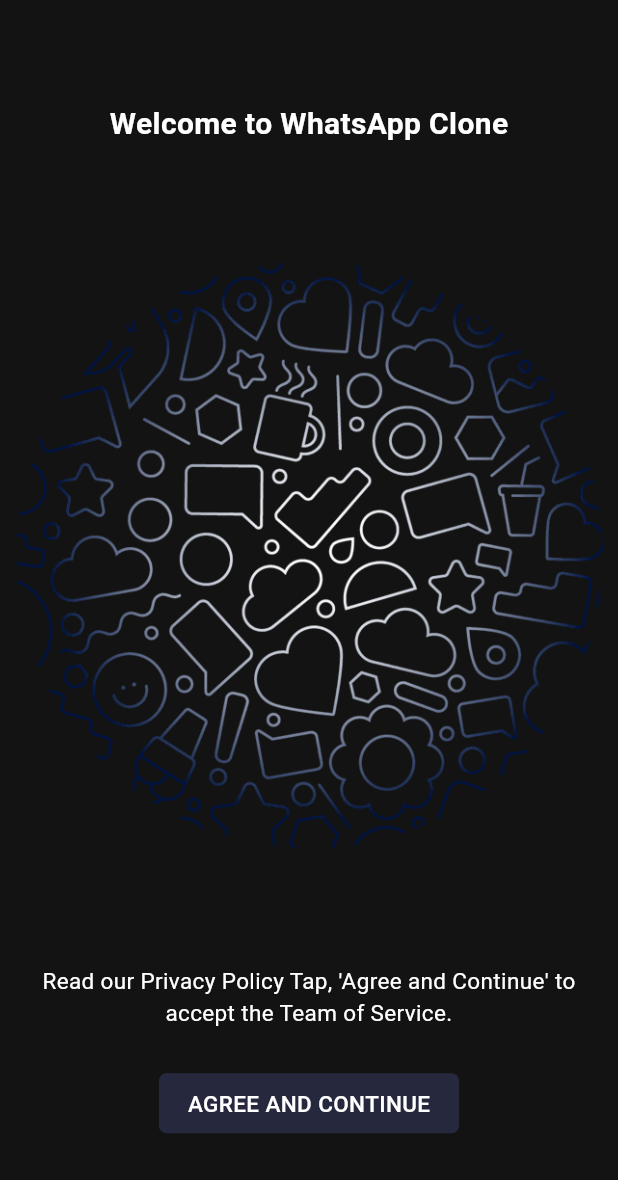
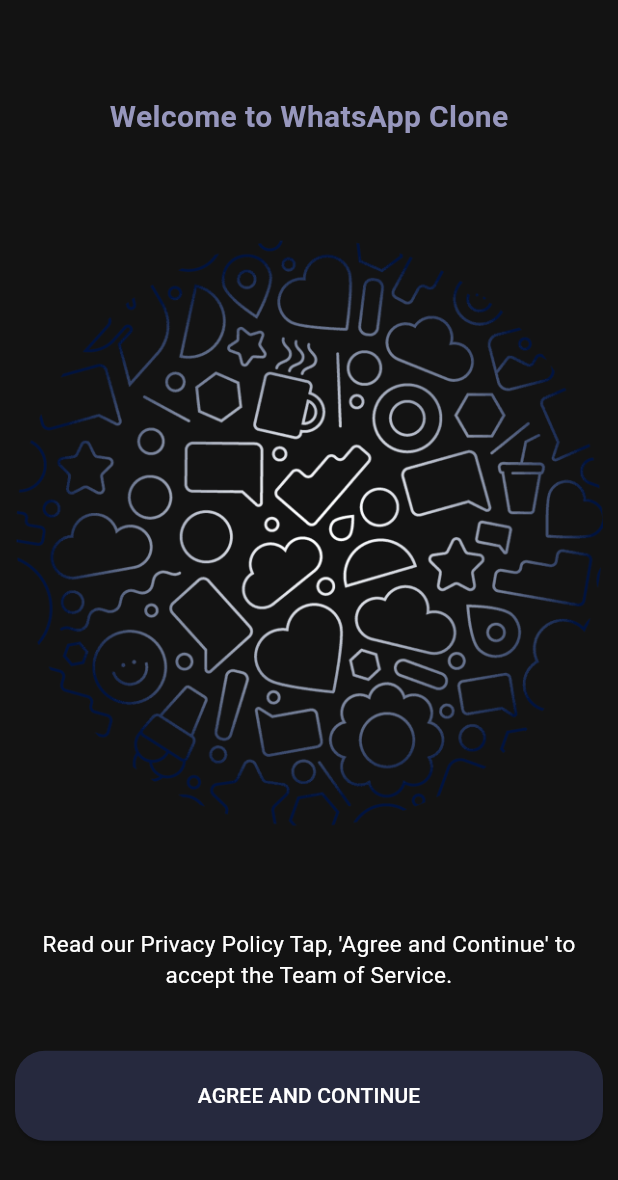
Before and after one commit to rim4j/whats_app_clone, a Flutter app: the screen it shows after launch, on a phone screen of 412 x 824 dp. Shown: the top 1180 px of the screen. Run offline on Flutter 3.47's test engine with Material 3 defaults, Android fonts, the phone set to English and light mode, and no system bars; our stand-ins replace flutter_bloc, flutter_spinkit, font_awesome_flutter, google_fonts, lottie, toastification; missing offline and left inert: country_pickers, scale_button.

```diff
--- /dev/null
+++ b/lib/common/widgets/custom_button.dart
@@ -0,0 +1,48 @@
+import 'package:flutter/material.dart';
+import 'package:flutter_spinkit/flutter_spinkit.dart';
+import 'package:whats_app_clone/config/theme/app_styles.dart';
+
+class CustomButton extends StatelessWidget {
+  final String title;
+  final VoidCallback onTap;
+  final bool? loading;
+
+  const CustomButton({
+    Key? key,
+    required this.title,
+    required this.onTap,
+    this.loading,
+  }) : super(key: key);
+
+  @override
+  Widget build(BuildContext context) {
+    ColorScheme colorScheme = Theme.of(context).colorScheme;
+
+    return ElevatedButton(
+      onPressed: loading == true ? () {} : onTap,
+      style: ElevatedButton.styleFrom(
+        foregroundColor: Colors.grey,
+        backgroundColor: colorScheme.primary,
+        minimumSize: const Size(double.infinity, 60),
+        shape: RoundedRectangleBorder(
+          borderRadius: BorderRadius.circular(20),
+        ),
+      ),
+      child: loading == true
+          ? const SizedBox(
+              height: 50,
+              child: SpinKitRipple(
+                color: Colors.white,
+                size: 100,
+              ),
+            )
+          : Text(
+              title,
+              style: robotoMedium.copyWith(
+                color: Colors.white,
+                // fontSize: appFontSize.mediumFontSize,
+              ),
+            ),
+    );
+  }
+}
--- a/lib/config/routes/on_generate_route.dart
+++ b/lib/config/routes/on_generate_route.dart
@@ -3,6 +3,7 @@ import 'package:whats_app_clone/config/routes/route_names.dart';
 import 'package:whats_app_clone/config/theme/app_styles.dart';
 import 'package:whats_app_clone/features/chats/presentation/pages/single_chat_page.dart';
 import 'package:whats_app_clone/features/intro/presentation/pages/welcome_page.dart';
+import 'package:whats_app_clone/features/user/presentation/pages/login_page.dart';
 
 class OnGenerateRoute {
   OnGenerateRoute._();
@@ -16,6 +17,9 @@ class OnGenerateRoute {
 
       case RouteNames.welcomePage:
         return routeBuilder(const WelcomePage());
+
+      case RouteNames.loginPage:
+        return routeBuilder(const LoginPage());
       default:
         return routeBuilder(const NoPageFound());
     }
--- a/lib/config/routes/route_names.dart
+++ b/lib/config/routes/route_names.dart
@@ -2,4 +2,5 @@ class RouteNames {
   RouteNames._();
   static const singleChatPage = "singleChatPage";
   static const welcomePage = "welcomePage";
+  static const loginPage = "loginPage";
 }
--- a/lib/config/theme/theme.dart
+++ b/lib/config/theme/theme.dart
@@ -3,6 +3,9 @@ import 'package:whats_app_clone/config/theme/app_colors.dart';
 
 ThemeData lightTheme = ThemeData(
   brightness: Brightness.light,
+  dialogTheme: const DialogTheme(
+    backgroundColor: AppColorsLight.backGround,
+  ),
   colorScheme: const ColorScheme.light(
     background: AppColorsLight.backGround,
     primary: AppColorsLight.primary,
@@ -15,6 +18,7 @@ ThemeData lightTheme = ThemeData(
 
 ThemeData darkTheme = ThemeData(
   brightness: Brightness.dark,
+  dialogTheme: const DialogTheme(backgroundColor: AppColorsDark.backGround),
   colorScheme: const ColorScheme.dark(
     background: AppColorsDark.backGround,
     primary: AppColorsDark.primary,
--- a/lib/features/intro/presentation/pages/welcome_page.dart
+++ b/lib/features/intro/presentation/pages/welcome_page.dart
@@ -1,5 +1,7 @@
 import 'package:flutter/material.dart';
 import 'package:whats_app_clone/common/constants/asset_images.dart';
+import 'package:whats_app_clone/common/widgets/custom_button.dart';
+import 'package:whats_app_clone/config/routes/route_names.dart';
 import 'package:whats_app_clone/config/theme/app_styles.dart';
 
 class WelcomePage extends StatelessWidget {
@@ -20,6 +22,7 @@ class WelcomePage extends StatelessWidget {
               child: Text("Welcome to WhatsApp Clone",
                   style: robotoBold.copyWith(
                     fontSize: 20,
+                    color: colorScheme.onPrimary,
                   )),
             ),
             Image.asset(AssetImages.welcomeImage),
@@ -33,24 +36,13 @@ class WelcomePage extends StatelessWidget {
                   ),
                 ),
                 const SizedBox(
-                  height: 30,
+                  height: 40,
                 ),
-                GestureDetector(
-                  onTap: () {},
-                  child: Container(
-                    width: 200,
-                    height: 40,
-                    decoration: BoxDecoration(
-                      color: colorScheme.primary,
-                      borderRadius: BorderRadius.circular(5),
-                    ),
-                    child: Center(
-                      child: Text(
-                        "AGREE AND CONTINUE",
-                        style: robotoMedium.copyWith(fontSize: 15),
-                      ),
-                    ),
-                  ),
+                CustomButton(
+                  title: "AGREE AND CONTINUE",
+                  onTap: () {
+                    Navigator.pushNamed(context, RouteNames.loginPage);
+                  },
                 )
               ],
             )
--- a/lib/main.dart
+++ b/lib/main.dart
@@ -1,10 +1,8 @@
 import 'package:flutter/material.dart';
 import 'package:flutter_bloc/flutter_bloc.dart';
 import 'package:whats_app_clone/common/bloc/bottom_nav.dart';
-import 'package:whats_app_clone/common/widgets/main_wrapper.dart';
 import 'package:whats_app_clone/config/routes/on_generate_route.dart';
 import 'package:whats_app_clone/config/theme/theme.dart';
-import 'package:whats_app_clone/features/chats/presentation/pages/chats_page.dart';
 
 import 'package:whats_app_clone/features/intro/presentation/pages/splash_page.dart';
 
--- a/pubspec.yaml
+++ b/pubspec.yaml
@@ -39,6 +39,10 @@ dependencies:
   flutter_bloc: ^8.1.3
   font_awesome_flutter: ^10.7.0
   scale_button: ^2.1.2
+  flutter_spinkit: ^5.2.0
+  country_picker: ^2.0.23
+  country_pickers: ^2.0.0
+  toastification: ^1.2.0
 
 dev_dependencies:
   flutter_test:
```
Also changed, not shown: lib/common/utils/toast.dart (added, +36 -0 lines), lib/features/user/presentation/pages/login_page.dart (added, +180 -0 lines), pubspec.lock, 1 other file.
